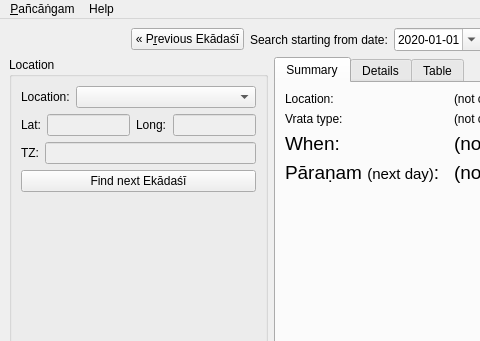
Old version of the form gui-qt/mainwindow.ui in the repository ashutosh108/vaishnavam-panchangam; both pictures show x 0 to 480 and y 0 to 341 of the 800 by 600 pixel window.
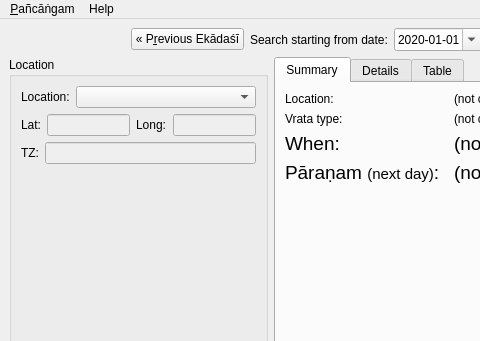
New version of the form. Custom widgets are drawn as their Qt base class.

Commit message: delete "Find next Ekādaśī" button: it's automatic now

Diff of the .ui file:
```diff
--- a/gui-qt/mainwindow.ui
+++ b/gui-qt/mainwindow.ui
@@ -235,13 +235,6 @@
              </item>
             </layout>
            </item>
-           <item>
-            <widget class="QPushButton" name="FindNextEkadashi">
-             <property name="text">
-              <string>Find next Ekādaśī</string>
-             </property>
-            </widget>
-           </item>
           </layout>
          </item>
          <item>
```
The commit also changes 3 other files.
